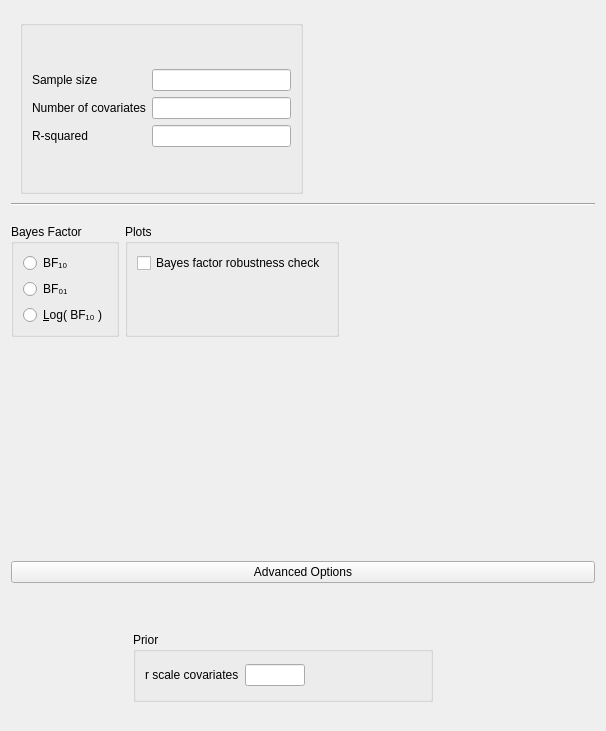
First picture: the form in JASP-Desktop/analysisforms/SummaryStatistics/summarystatsregressionlinearbayesianform.ui, repository jasp-stats/jasp-desktop, before the edit.
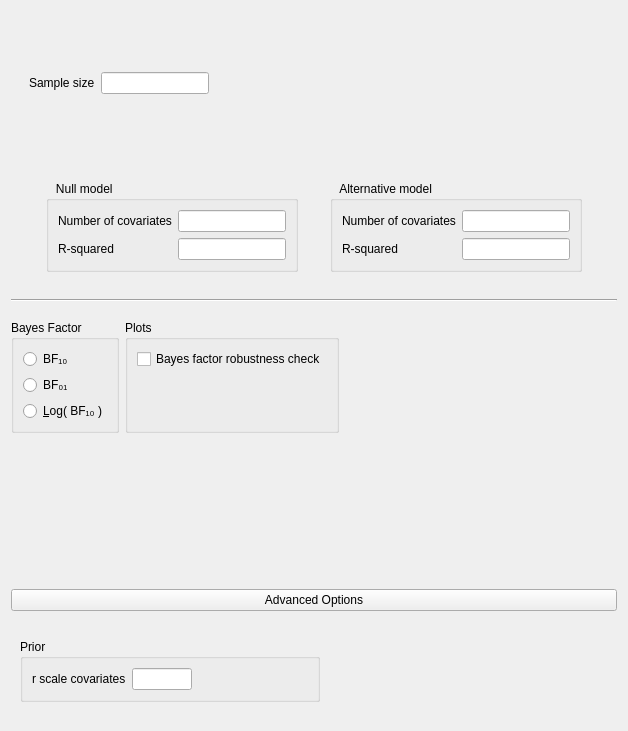
Second picture: the form after the edit. Custom widgets are drawn as their Qt base class.

Commit message: regression-model compare ui added

```diff
--- a/JASP-Desktop/analysisforms/SummaryStatistics/summarystatsregressionlinearbayesianform.ui
+++ b/JASP-Desktop/analysisforms/SummaryStatistics/summarystatsregressionlinearbayesianform.ui
@@ -6,7 +6,7 @@
    <rect>
     <x>0</x>
     <y>0</y>
-    <width>606</width>
+    <width>628</width>
     <height>731</height>
    </rect>
   </property>
@@ -114,7 +114,7 @@
            </layout>
           </widget>
          </item>
-         <item row="0" column="1">
+         <item row="0" column="2">
           <spacer name="horizontalSpacer_3">
            <property name="orientation">
             <enum>Qt::Horizontal</enum>
@@ -130,20 +130,55 @@
            </property>
           </spacer>
          </item>
+         <item row="0" column="1">
+          <widget class="QWidget" name="widget_2" native="true"/>
+         </item>
         </layout>
        </widget>
       </item>
      </layout>
     </widget>
    </item>
-   <item row="1" column="0">
+   <item row="2" column="0">
     <widget class="Line" name="line">
      <property name="orientation">
       <enum>Qt::Horizontal</enum>
      </property>
     </widget>
    </item>
-   <item row="2" column="0">
+   <item row="5" column="0">
+    <widget class="QWidget" name="widget_11" native="true">
+     <layout class="QGridLayout" name="gridLayout_6">
+      <property name="leftMargin">
+       <number>0</number>
+      </property>
+      <property name="topMargin">
+       <number>0</number>
+      </property>
+      <property name="rightMargin">
+       <number>0</number>
+      </property>
+      <property name="bottomMargin">
+       <number>0</number>
+      </property>
+      <property name="verticalSpacing">
+       <number>0</number>
+      </property>
+      <item row="0" column="0">
+       <widget class="QWidget" name="widget_10" native="true">
+        <property name="sizePolicy">
+         <sizepolicy hsizetype="Preferred" vsizetype="Preferred">
+          <horstretch>0</horstretch>
+          <verstretch>0</verstretch>
+         </sizepolicy>
+        </property>
+        <layout class="QGridLayout" name="gridLayout_32"/>
+       </widget>
+      </item>
+     </layout>
+    </widget>
+   </item>
+   <item row="3" column="0">
     <widget class="QWidget" name="topWidget" native="true">
      <property name="sizePolicy">
       <sizepolicy hsizetype="Preferred" vsizetype="Fixed">
@@ -266,98 +301,158 @@
      </layout>
     </widget>
    </item>
-   <item row="5" column="0">
-    <widget class="QWidget" name="widget_11" native="true">
-     <layout class="QGridLayout" name="gridLayout_6">
-      <property name="leftMargin">
-       <number>0</number>
-      </property>
-      <property name="topMargin">
-       <number>0</number>
-      </property>
-      <property name="rightMargin">
-       <number>0</number>
-      </property>
-      <property name="bottomMargin">
-       <number>0</number>
-      </property>
-      <property name="verticalSpacing">
-       <number>0</number>
-      </property>
-      <item row="0" column="0">
-       <widget class="QWidget" name="widget_10" native="true">
-        <property name="sizePolicy">
-         <sizepolicy hsizetype="Preferred" vsizetype="Preferred">
-          <horstretch>0</horstretch>
-          <verstretch>0</verstretch>
-         </sizepolicy>
-        </property>
-        <layout class="QGridLayout" name="gridLayout_5">
-         <property name="leftMargin">
-          <number>0</number>
-         </property>
-         <property name="rightMargin">
-          <number>0</number>
-         </property>
-         <property name="bottomMargin">
-          <number>3</number>
-         </property>
-        </layout>
-       </widget>
-      </item>
-     </layout>
-    </widget>
-   </item>
-   <item row="0" column="0">
+   <item row="1" column="0">
     <widget class="QWidget" name="widget" native="true">
      <layout class="QGridLayout" name="gridLayout_11">
+      <item row="0" column="1">
+       <layout class="QGridLayout" name="gridLayout_20">
       <item row="0" column="0">
-       <widget class="BoundGroupBox" name="groupBox">
+         <widget class="BoundGroupBox" name="groupBox_7">
+          <property name="sizePolicy">
+           <sizepolicy hsizetype="Fixed" vsizetype="Fixed">
+            <horstretch>0</horstretch>
+            <verstretch>0</verstretch>
+           </sizepolicy>
+          </property>
         <property name="title">
-         <string/>
-        </property>
-        <layout class="QGridLayout" name="gridLayout_16">
+           <string>   Alternative model</string>
+          </property>
+          <layout class="QGridLayout" name="gridLayout_21">
          <item row="0" column="0">
+            <layout class="QGridLayout" name="gridLayout_15">
+             <item row="0" column="0">
+              <layout class="QVBoxLayout" name="verticalLayout_8">
+               <item>
+                <widget class="QLabel" name="label_8">
+                 <property name="text">
+                  <string>Number of covariates</string>
+                 </property>
+                </widget>
+               </item>
+               <item>
+                <widget class="QLabel" name="label_9">
+                 <property name="text">
+                  <string>R-squared</string>
+                 </property>
+                </widget>
+               </item>
+              </layout>
+             </item>
+            </layout>
+           </item>
+           <item row="0" column="1">
+            <layout class="QGridLayout" name="gridLayout_22">
+             <item row="0" column="0">
+              <layout class="QVBoxLayout" name="verticalLayout_9">
+               <item>
+                <widget class="BoundTextBox" name="numberOfCovariatesAlternative"/>
+               </item>
+               <item>
+                <widget class="BoundTextBox" name="unadjustedRSquaredAlternative"/>
+               </item>
+              </layout>
+             </item>
+            </layout>
+           </item>
+          </layout>
+         </widget>
+        </item>
+       </layout>
+      </item>
+      <item row="0" column="0">
+       <layout class="QGridLayout" name="gridLayout_12">
+        <item row="0" column="0">
+         <widget class="BoundGroupBox" name="groupBox_6">
+          <property name="sizePolicy">
+           <sizepolicy hsizetype="Fixed" vsizetype="Fixed">
+            <horstretch>0</horstretch>
+            <verstretch>0</verstretch>
+           </sizepolicy>
+          </property>
+          <property name="title">
+           <string>   Null model</string>
+          </property>
+          <layout class="QGridLayout" name="gridLayout_17">
+           <item row="0" column="0">
+            <layout class="QGridLayout" name="gridLayout_14">
+             <item row="0" column="0">
+              <layout class="QVBoxLayout" name="verticalLayout_6">
+               <item>
+                <widget class="QLabel" name="label_6">
+                 <property name="text">
+                  <string>Number of covariates</string>
+                 </property>
+                </widget>
+               </item>
+               <item>
+                <widget class="QLabel" name="label_7">
+                 <property name="text">
+                  <string>R-squared</string>
+                 </property>
+                </widget>
+               </item>
+              </layout>
+             </item>
+            </layout>
+           </item>
+           <item row="0" column="1">
+            <layout class="QGridLayout" name="gridLayout_18">
+             <item row="0" column="0">
+              <layout class="QVBoxLayout" name="verticalLayout_7">
+               <item>
+                <widget class="BoundTextBox" name="numberOfCovariatesNull"/>
+               </item>
+               <item>
+                <widget class="BoundTextBox" name="unadjustedRSquaredNull"/>
+               </item>
+              </layout>
+             </item>
+            </layout>
+           </item>
+          </layout>
+         </widget>
+        </item>
+       </layout>
+      </item>
+     </layout>
+    </widget>
+   </item>
+   <item row="0" column="0">
+    <widget class="QWidget" name="widget_3" native="true">
           <layout class="QGridLayout" name="gridLayout_10">
            <item row="0" column="0">
-            <layout class="QVBoxLayout" name="verticalLayout_4">
+       <layout class="QGridLayout" name="gridLayout_5">
+        <item row="0" column="0">
+         <layout class="QHBoxLayout" name="horizontalLayout">
              <item>
-              <widget class="QLabel" name="label_2">
-               <property name="text">
-                <string>Sample size</string>
-               </property>
-              </widget>
-             </item>
-             <item>
-              <widget class="QLabel" name="label_3">
-               <property name="text">
-                <string>Number of covariates</string>
-               </property>
-              </widget>
-             </item>
+           <widget class="QWidget" name="widget_4" native="true">
+            <layout class="QGridLayout" name="gridLayout_23">
+             <item row="0" column="0">
+              <layout class="QGridLayout" name="gridLayout_16">
+               <item row="0" column="0">
+                <layout class="QHBoxLayout" name="horizontalLayout_2">
              <item>
               <widget class="QLabel" name="label">
                <property name="text">
-                <string>R-squared</string>
+                    <string>Sample size</string>
                </property>
               </widget>
              </item>
-            </layout>
-           </item>
-          </layout>
-         </item>
-         <item row="0" column="1">
-          <layout class="QGridLayout" name="gridLayout_15">
-           <item row="0" column="0">
-            <layout class="QVBoxLayout" name="verticalLayout_5">
              <item>
               <widget class="BoundTextBox" name="sampleSize"/>
              </item>
              <item>
-              <widget class="BoundTextBox" name="numberOfCovariates"/>
-             </item>
-             <item>
-              <widget class="BoundTextBox" name="unadjustedRSquared"/>
+                  <spacer name="horizontalSpacer_4">
+                   <property name="orientation">
+                    <enum>Qt::Horizontal</enum>
+                   </property>
+                   <property name="sizeHint" stdset="0">
+                    <size>
+                     <width>40</width>
+                     <height>20</height>
+                    </size>
+                   </property>
+                  </spacer>
              </item>
             </layout>
            </item>
@@ -366,18 +461,28 @@
         </layout>
        </widget>
       </item>
+         </layout>
+        </item>
       <item row="0" column="1">
+         <widget class="QWidget" name="widget_5" native="true">
+          <layout class="QGridLayout" name="gridLayout_24">
+           <item row="0" column="0">
        <spacer name="horizontalSpacer_2">
         <property name="orientation">
          <enum>Qt::Horizontal</enum>
         </property>
         <property name="sizeHint" stdset="0">
          <size>
-          <width>40</width>
+               <width>271</width>
           <height>20</height>
          </size>
         </property>
        </spacer>
+           </item>
+          </layout>
+         </widget>
+        </item>
+       </layout>
       </item>
      </layout>
     </widget>
```
Lines whose indentation alone changed are shown as unchanged.
